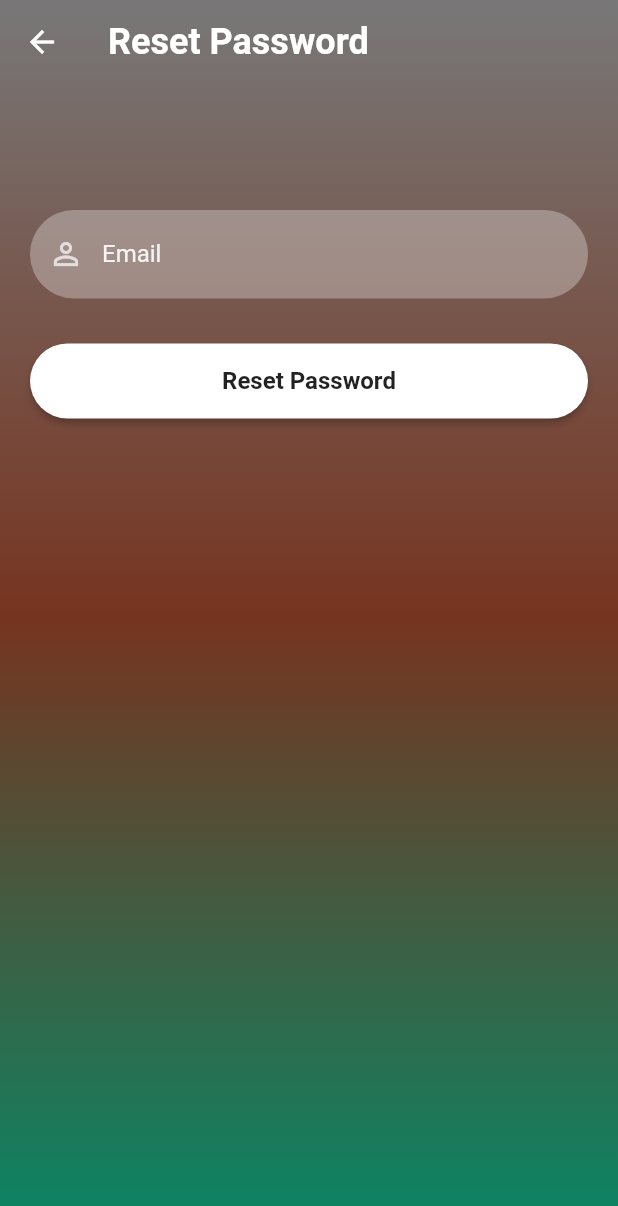
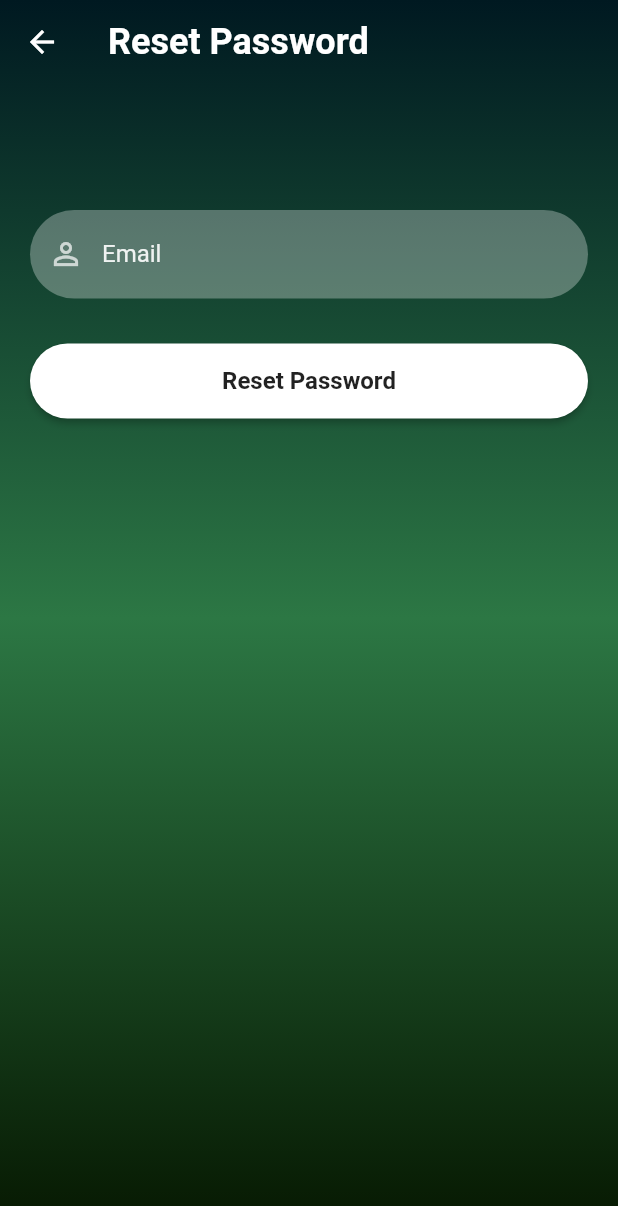
Before and after one commit to nimsara21/soilpedia_lk, a Flutter app: the ResetPasswordScreen screen opened directly, on a phone screen of 412 x 824 dp. Shown: the top 1206 px of the screen. Run offline on Flutter 3.47's test engine with Material 2 defaults, Android fonts, the phone set to English and light mode, and no system bars; our stand-ins replace cloud_firestore, firebase_auth, firebase_core, firebase_storage, image_picker; accounts and stored records are empty.

Commit message:
Updated Theme

```diff
--- a/lib/screen/reset_password.dart
+++ b/lib/screen/reset_password.dart
@@ -30,9 +30,9 @@ class _ResetPasswordScreenState extends State<ResetPasswordScreen> {
             height: MediaQuery.of(context).size.height,
             decoration: BoxDecoration(
                 gradient: LinearGradient(colors: [
-              hexStringToColor("#787878"),
-              hexStringToColor("#763420"),
-              hexStringToColor("#098765")
+              hexStringToColor("#001921"),
+              hexStringToColor("#2C7744"),
+              hexStringToColor("#061700")
             ], begin: Alignment.topCenter, end: Alignment.bottomCenter)),
             child: SingleChildScrollView(
                 child: Padding(
--- a/lib/screen/signup_screen.dart
+++ b/lib/screen/signup_screen.dart
@@ -31,7 +31,7 @@ class _SignUpScreenState extends State<SignUpScreen> {
             width: MediaQuery.of(context).size.width,
             height: MediaQuery.of(context).size.height,
             decoration: BoxDecoration(
-              //new
+                //new
                 gradient: LinearGradient(colors: [
               hexStringToColor("#001921"),
               hexStringToColor("#2C7744"),
```
